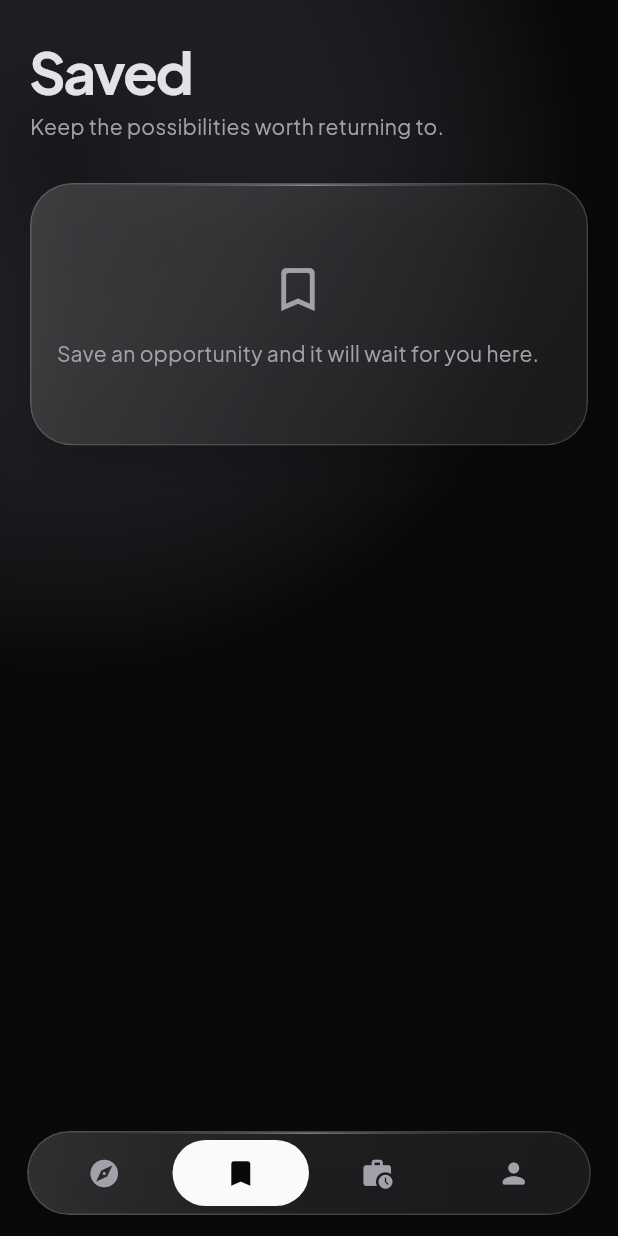
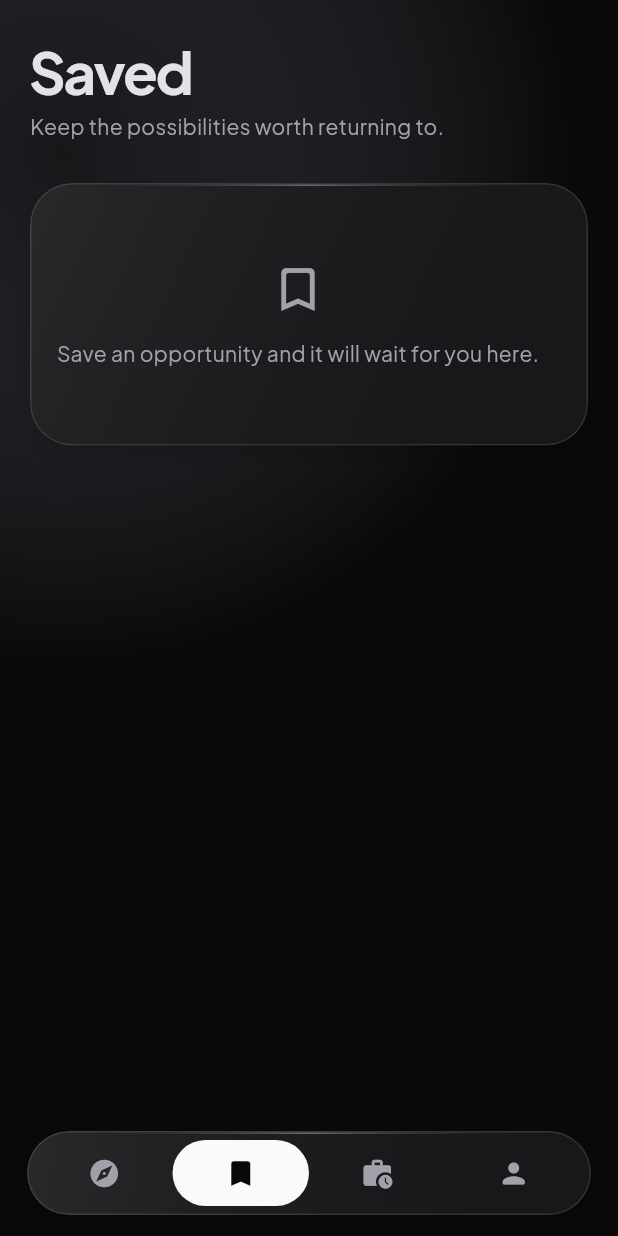
Before and after one commit to SpaceMan619/unfold-alu, a Flutter app: the screen it shows once a user with an empty profile is signed in, item 2 of the bottom bar chosen, on a phone screen of 412 x 824 dp. Run offline on Flutter 3.47's test engine with Material 3 defaults, Android fonts, the phone set to English and light mode, and no system bars; our stand-ins replace cloud_firestore, file_picker, firebase_auth, firebase_core, firebase_storage, flutter_riverpod and 1 more; accounts and stored records are empty.

Commit message:
smooth scrolling and isolate account data

```diff
--- a/lib/core/widgets/glass_surface.dart
+++ b/lib/core/widgets/glass_surface.dart
@@ -1,5 +1,3 @@
-import 'dart:ui';
-
 import 'package:flutter/material.dart';
 
 class GlassSurface extends StatelessWidget {
@@ -26,18 +24,16 @@ class GlassSurface extends StatelessWidget {
         borderRadius: borderRadius,
         boxShadow: [
           BoxShadow(
-            color: Colors.black.withValues(alpha: 0.2),
-            blurRadius: 24,
-            offset: const Offset(0, 10),
+            color: Colors.black.withValues(alpha: 0.14),
+            blurRadius: 12,
+            offset: const Offset(0, 6),
           ),
         ],
       ),
       child: ClipRRect(
         borderRadius: borderRadius,
-        child: BackdropFilter(
-          filter: ImageFilter.blur(sigmaX: 14, sigmaY: 14),
         child: Material(
-            color: color ?? Colors.white.withValues(alpha: 0.055),
+          color: color ?? const Color(0xff18181b),
           child: InkWell(
             onTap: onTap,
             borderRadius: borderRadius,
@@ -48,15 +44,14 @@ class GlassSurface extends StatelessWidget {
                     decoration: BoxDecoration(
                       borderRadius: borderRadius,
                       border: Border.all(
-                          color: Colors.white.withValues(alpha: 0.16),
+                        color: Colors.white.withValues(alpha: 0.12),
                       ),
                       gradient: LinearGradient(
                         begin: Alignment.topLeft,
                         end: Alignment.bottomRight,
                         colors: [
-                            Colors.white.withValues(alpha: 0.11),
-                            Colors.white.withValues(alpha: 0.035),
-                            Colors.white.withValues(alpha: 0.018),
+                          Colors.white.withValues(alpha: 0.075),
+                          Colors.transparent,
                         ],
                       ),
                     ),
@@ -72,7 +67,7 @@ class GlassSurface extends StatelessWidget {
                       gradient: LinearGradient(
                         colors: [
                           Colors.transparent,
-                            Colors.white.withValues(alpha: 0.42),
+                          Colors.white.withValues(alpha: 0.34),
                           Colors.transparent,
                         ],
                       ),
@@ -85,7 +80,6 @@ class GlassSurface extends StatelessWidget {
           ),
         ),
       ),
-      ),
     );
   }
 }
--- a/lib/features/home/home_shell.dart
+++ b/lib/features/home/home_shell.dart
@@ -2145,7 +2145,7 @@ class _StartupLogo extends StatelessWidget {
         borderRadius: BorderRadius.circular(16),
       ),
       child: asset != null
-          ? Image.asset(asset, fit: BoxFit.contain)
+          ? Image.asset(asset, fit: BoxFit.contain, cacheWidth: 128)
           : Center(
               child: Text(
                 _ventureMark(opportunity.startup),
```
Also changed, not shown: lib/features/applications/application_review_controller.dart (+3 -53 lines), assets/logos/signvrse.png, assets/logos/smartel-agritech.png, assets/logos/starlight.png, 1 other file. Lines whose indentation alone changed are shown as unchanged.
